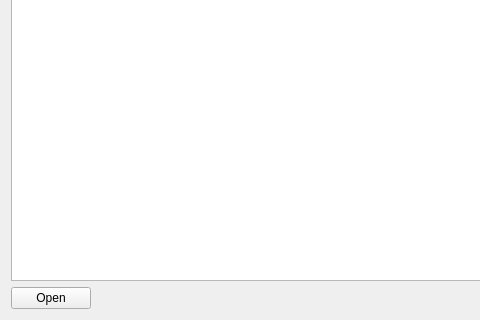
InFreefall/PTG, file src/UI/deckEditor.ui: the form before one commit; both pictures show x 0 to 480 and y 214 to 534 of the 705 by 534 pixel window.
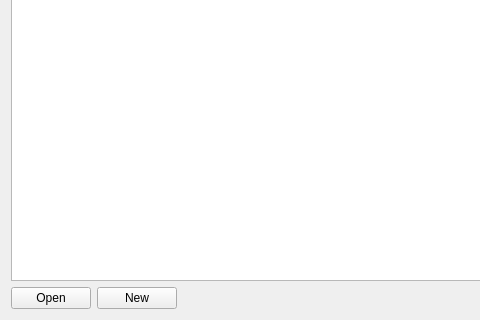
The form after the commit.

```diff
--- a/src/UI/deckEditor.ui
+++ b/src/UI/deckEditor.ui
@@ -26,6 +26,13 @@
        </property>
       </widget>
      </item>
+     <item>
+      <widget class="QPushButton" name="btnNew">
+       <property name="text">
+        <string>New</string>
+       </property>
+      </widget>
+     </item>
      <item>
       <spacer name="horizontalSpacer">
        <property name="orientation">
```
